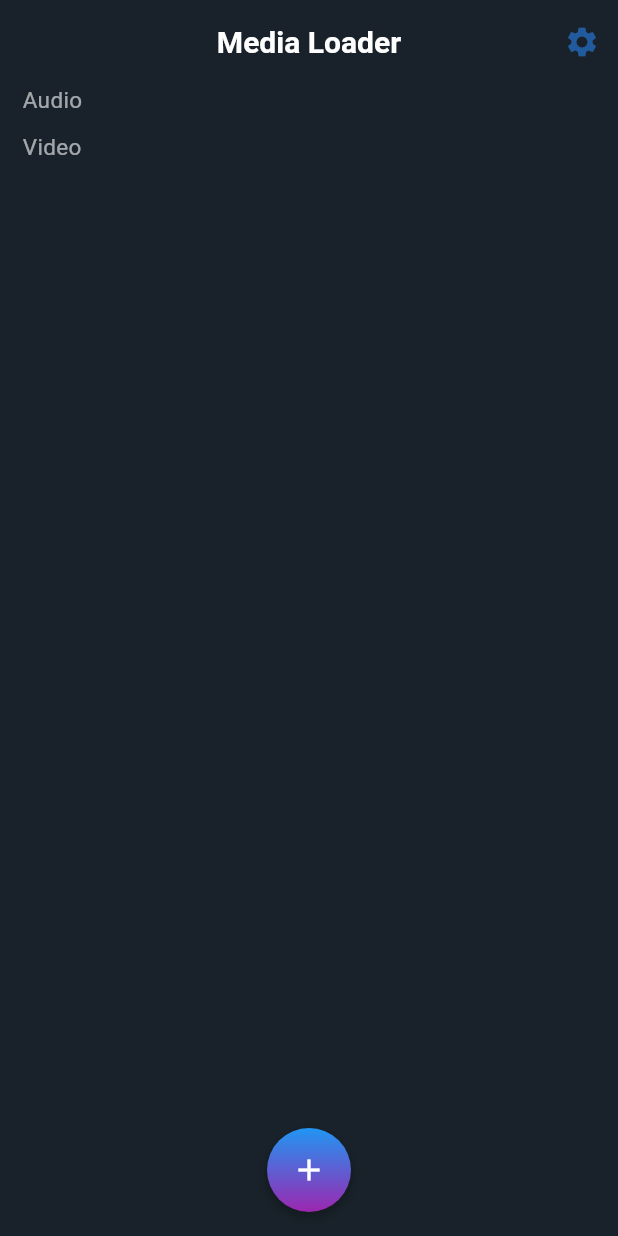
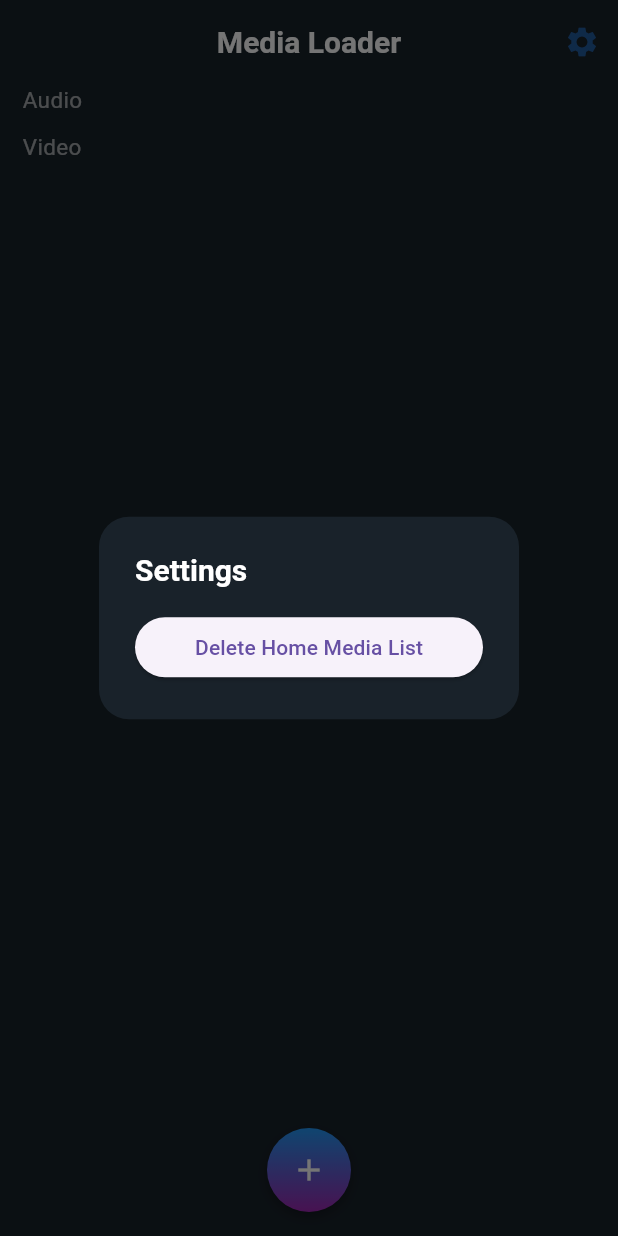
Before and after one commit to phuong2512/Media-Manager, a Flutter app: the screen it shows after launch, after a tap on the "settings" icon, on a phone screen of 412 x 824 dp. Run offline on Flutter 3.47's test engine with Material 3 defaults, Android fonts, the phone set to English and light mode, and no system bars; our stand-ins replace get_it, permission_handler, share_plus, shared_preferences; missing offline and left inert: media_kit.

Commit message:
Add ability to clear home media list

```diff
--- a/lib/interfaces/home_media_storage_interface.dart
+++ b/lib/interfaces/home_media_storage_interface.dart
@@ -3,4 +3,5 @@ import 'package:media_manager/models/media.dart';
 abstract class HomeMediaStorageInterface {
   Future<bool> saveHomeMediaList(List<Media> mediaList);
   Future<List<Media>> loadHomeMediaList();
+  Future<bool> clearHomeMediaList();
 }
--- a/lib/views/home/home_screen.dart
+++ b/lib/views/home/home_screen.dart
@@ -17,14 +17,28 @@ class _HomeScreenState extends State<HomeScreen> {
   @override
   Widget build(BuildContext context) {
     final controller = context.watch<MediaController>();
-    final audioList = controller.audioList;
-    final videoList = controller.videoList;
+    final homeAudioList = controller.audioList;
+    final homeVideoList = controller.videoList;
     return Scaffold(
       appBar: AppBar(
         title: const Text('Media Loader'),
         actions: [
           IconButton(
-            onPressed: () {},
+            onPressed: () {
+              showDialog(
+                context: context,
+                builder: (context) => AlertDialog(
+                  title: const Text('Settings'),
+                  content: ElevatedButton(
+                    onPressed: () {
+                      controller.clearHomeMediaList();
+                      Navigator.pop(context);
+                    },
+                    child: const Text('Delete Home Media List'),
+                  ),
+                ),
+              );
+            },
             icon: const Icon(Icons.settings, color: AppColors.iconPrimary),
           ),
         ],
@@ -36,9 +50,9 @@ class _HomeScreenState extends State<HomeScreen> {
             child: Column(
               crossAxisAlignment: CrossAxisAlignment.start,
               children: [
-                _homeMediaListTile("Audio", audioList),
+                _homeMediaListTile("Audio", homeAudioList),
                 const SizedBox(height: 10),
-                _homeMediaListTile("Video", videoList),
+                _homeMediaListTile("Video", homeVideoList),
               ],
             ),
           ),
@@ -88,9 +102,9 @@ class _HomeScreenState extends State<HomeScreen> {
     final message = await controller.handleMediaOptions(context, media);
 
     if (message != null && mounted) {
-      ScaffoldMessenger.of(context).showSnackBar(
-        SnackBar(content: Text(message)),
-      );
+      ScaffoldMessenger.of(
+        context,
+      ).showSnackBar(SnackBar(content: Text(message)));
     }
   }
 
@@ -115,7 +129,10 @@ class _HomeScreenState extends State<HomeScreen> {
                       Icons.play_circle_outline,
                       color: AppColors.iconAudio,
                     )
-                  : const Icon(Icons.ondemand_video, color: AppColors.iconVideo),
+                  : const Icon(
+                      Icons.ondemand_video,
+                      color: AppColors.iconVideo,
+                    ),
               title: Text(
                 media.path.split('/').last.split('.').first,
                 maxLines: 1,
```
Also changed, not shown: lib/controllers/media_controller.dart (+8 -0 lines), lib/services/home_media_storage_service.dart (+11 -0 lines).
